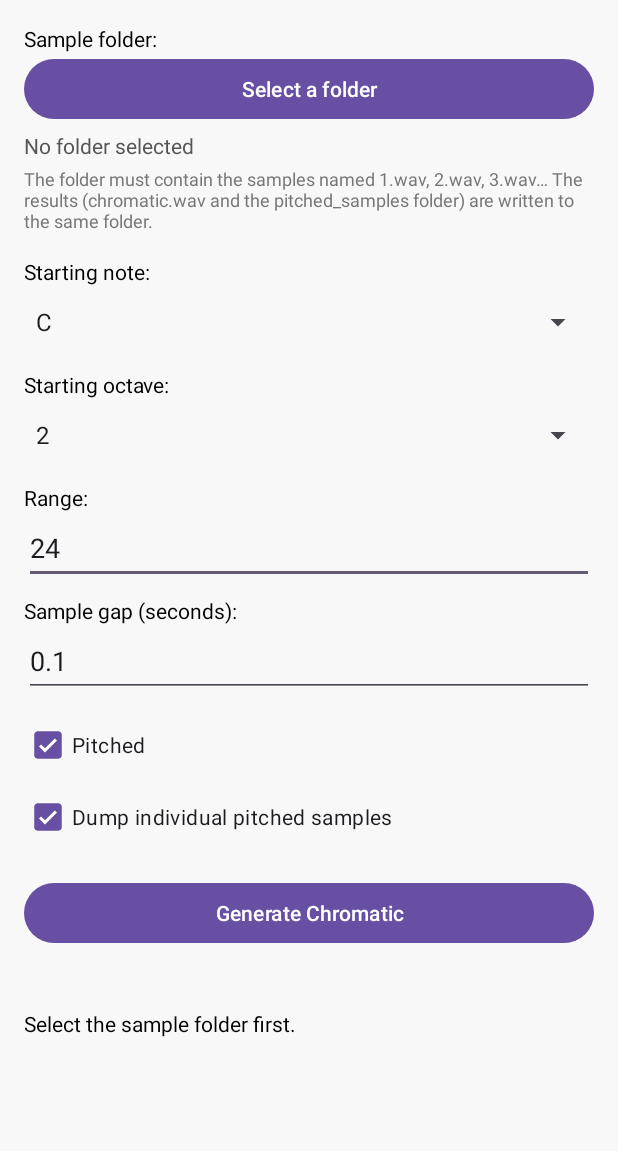
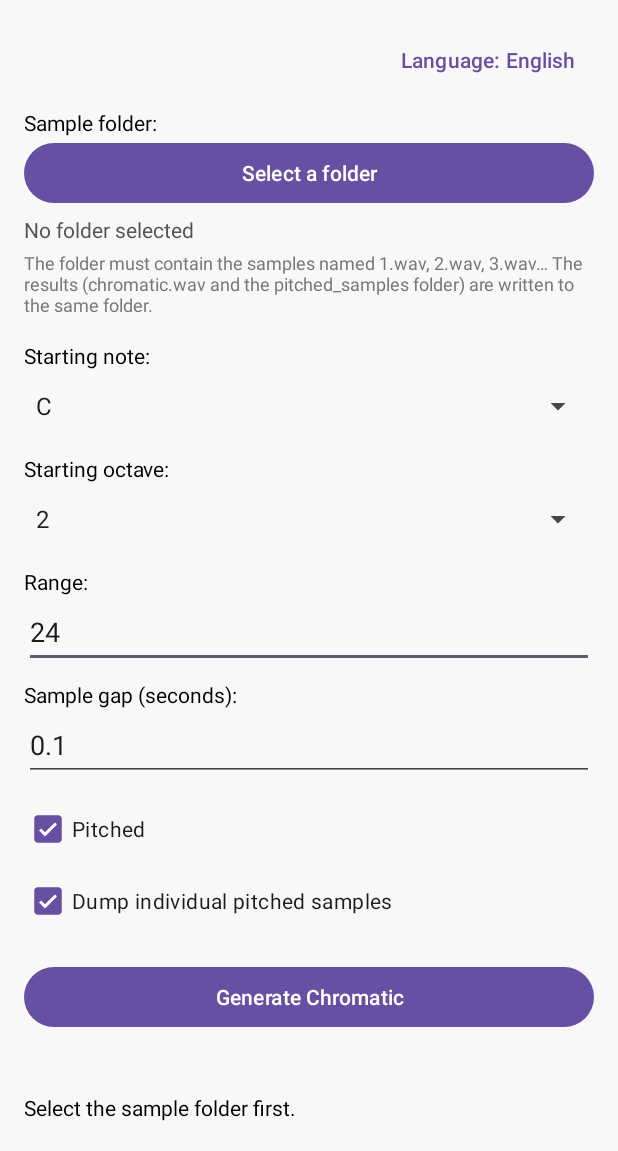
Before and after one commit to bichoelproxd/ChromaticScaleGeneratorAndroid, an Android app: the screen it shows after launch (MainActivity), after a tap on "Generate Chromatic", on a phone screen of 412 x 824 dp, the part 85-1236 px from its top. Run offline under Robolectric (Android 15) with nearby library versions, the phone set to English and light mode, and no system bars; 2 statements that could not run were skipped.

Commit message:
Selector de idioma al iniciar: English, Español, Português (Portugal) y Português (Brasil)
- Pantalla de eleccion de idioma la primera vez; boton "Idioma" para cambiarlo despues
- Cadenas en values (en), values-es, values-pt y values-pt-rBR
- Mensajes del motor y README en ingles
- La pantalla ya no se recrea al girar el telefono (no pierde el progreso)

Co-Authored-By: Claude Sonnet 5.5 <noreply@anthropic.com>
Claude-Session: https://claude.ai/code/session_01GE76HP9mMRkwmbVHBL4KGi

```diff
--- a/app/src/main/AndroidManifest.xml
+++ b/app/src/main/AndroidManifest.xml
@@ -4,6 +4,7 @@
     <!-- No hacen falta permisos: la carpeta de muestras se elige con el selector de carpetas de Android. -->
 
     <application
+        android:name=".ChromaticApp"
         android:allowBackup="true"
         android:icon="@mipmap/ic_launcher"
         android:label="@string/app_name"
@@ -13,6 +14,7 @@
         <activity
             android:name=".MainActivity"
             android:exported="true"
+            android:configChanges="orientation|screenSize|smallestScreenSize|screenLayout|keyboardHidden"
             android:windowSoftInputMode="adjustResize">
             <intent-filter>
                 <action android:name="android.intent.action.MAIN" />
--- /dev/null
+++ b/app/src/main/java/com/bichoelproxd/chromaticscalegenerator/ChromaticApp.kt
@@ -0,0 +1,11 @@
+package com.bichoelproxd.chromaticscalegenerator
+
+import android.app.Application
+
+class ChromaticApp : Application() {
+    override fun onCreate() {
+        super.onCreate()
+        // Aplicar el idioma elegido antes de que se cree ninguna pantalla
+        LanguageManager.applySaved(this)
+    }
+}
--- /dev/null
+++ b/app/src/main/java/com/bichoelproxd/chromaticscalegenerator/LanguageManager.kt
@@ -0,0 +1,72 @@
+package com.bichoelproxd.chromaticscalegenerator
+
+import android.content.Context
+import androidx.appcompat.app.AppCompatDelegate
+import androidx.core.os.LocaleListCompat
+import java.util.Locale
+
+/**
+ * Idioma de la app. Se elige la primera vez que se abre y se puede cambiar despues.
+ * Idiomas: ingles, espanol, portugues (Portugal) y portugues (Brasil).
+ */
+object LanguageManager {
+
+    class Language(
+        /** Etiqueta de idioma BCP 47 que usa Android (en, es, pt-PT, pt-BR). */
+        val tag: String,
+        /** Nombre del idioma escrito en ese mismo idioma. */
+        val nativeName: String,
+    )
+
+    val LANGUAGES = listOf(
+        Language("en", "English"),
+        Language("es", "Español"),
+        Language("pt-PT", "Português (Portugal)"),
+        Language("pt-BR", "Português (Brasil)"),
+    )
+
+    private const val PREFS = "app_prefs"
+    private const val KEY_LANGUAGE = "language_tag"
+
+    /** Idioma guardado, o null si todavia no se eligio ninguno. */
+    fun savedTag(context: Context): String? =
+        try {
+            context.getSharedPreferences(PREFS, Context.MODE_PRIVATE).getString(KEY_LANGUAGE, null)
+                ?.takeIf { tag -> LANGUAGES.any { it.tag == tag } }
+        } catch (_: Exception) {
+            null
+        }
+
+    /** Aplica el idioma guardado (se llama al arrancar el proceso). */
+    fun applySaved(context: Context) {
+        savedTag(context)?.let { setLocale(it) }
+    }
+
+    /** Guarda y aplica el idioma. AppCompat vuelve a crear la pantalla con las cadenas nuevas. */
+    fun choose(context: Context, tag: String) {
+        try {
+            context.getSharedPreferences(PREFS, Context.MODE_PRIVATE).edit().putString(KEY_LANGUAGE, tag).apply()
+        } catch (_: Exception) {
+            // Si no se puede guardar, el idioma igual se aplica en esta sesion.
+        }
+        setLocale(tag)
+    }
+
+    private fun setLocale(tag: String) {
+        AppCompatDelegate.setApplicationLocales(LocaleListCompat.forLanguageTags(tag))
+    }
+
+    /** Idioma de la lista que mejor coincide con el del telefono (para preseleccionarlo la primera vez). */
+    fun suggestedTag(): String {
+        val device = Locale.getDefault()
+        return when {
+            device.language == "es" -> "es"
+            device.language == "pt" && device.country.equals("BR", ignoreCase = true) -> "pt-BR"
+            device.language == "pt" -> "pt-PT"
+            else -> "en"
+        }
+    }
+
+    fun nativeNameOf(tag: String?): String =
+        LANGUAGES.firstOrNull { it.tag == tag }?.nativeName ?: LANGUAGES.first().nativeName
+}
--- a/app/src/main/java/com/bichoelproxd/chromaticscalegenerator/MainActivity.kt
+++ b/app/src/main/java/com/bichoelproxd/chromaticscalegenerator/MainActivity.kt
@@ -10,6 +10,7 @@ import androidx.appcompat.app.AppCompatActivity
 import androidx.core.view.ViewCompat
 import androidx.core.view.WindowInsetsCompat
 import com.bichoelproxd.chromaticscalegenerator.databinding.ActivityMainBinding
+import com.google.android.material.dialog.MaterialAlertDialogBuilder
 import java.io.File
 
 /** Pantalla principal: los mismos controles que la ventana de PC (app_ui.py). */
@@ -45,6 +46,15 @@ class MainActivity : AppCompatActivity() {
             this, android.R.layout.simple_spinner_dropdown_item, OCTAVES
         )
 
+        // Idioma: se pregunta la primera vez que se abre la app y se puede cambiar con el boton.
+        val currentLanguage = LanguageManager.savedTag(this) ?: LanguageManager.suggestedTag()
+        binding.languageButton.text =
+            getString(R.string.language) + ": " + LanguageManager.nativeNameOf(currentLanguage)
+        binding.languageButton.setOnClickListener { showLanguageDialog(cancelable = true) }
+        if (LanguageManager.savedTag(this) == null) {
+            showLanguageDialog(cancelable = false)
+        }
+
         binding.dirPicker.setOnClickListener { pickFolder.launch(treeUri) }
         binding.chromGenerate.setOnClickListener { generate() }
         binding.pitchedCheck.setOnCheckedChangeListener { _, checked ->
@@ -70,6 +80,21 @@ class MainActivity : AppCompatActivity() {
                 runOnUiThread { setStatus(getString(R.string.error_prefix, e.message ?: e.toString())) }
             }
         }
+    }
+
+    /** Lista de idiomas. AppCompat vuelve a crear la pantalla ya traducida al elegir uno. */
+    private fun showLanguageDialog(cancelable: Boolean) {
+        val current = LanguageManager.savedTag(this) ?: LanguageManager.suggestedTag()
+        val names = LanguageManager.LANGUAGES.map { it.nativeName }.toTypedArray()
+        val checked = LanguageManager.LANGUAGES.indexOfFirst { it.tag == current }.coerceAtLeast(0)
+        MaterialAlertDialogBuilder(this)
+            .setTitle(R.string.choose_language)
+            .setSingleChoiceItems(names, checked) { dialog, which ->
+                dialog.dismiss()
+                LanguageManager.choose(this, LanguageManager.LANGUAGES[which].tag)
+            }
+            .setCancelable(cancelable)
+            .show()
     }
 
     private fun onFolderPicked(uri: Uri) {
@@ -101,6 +126,7 @@ class MainActivity : AppCompatActivity() {
         busy = value
         binding.chromGenerate.isEnabled = !value
         binding.dirPicker.isEnabled = !value
+        binding.languageButton.isEnabled = !value
         binding.progressBar.visibility = if (value) View.VISIBLE else View.INVISIBLE
         if (value) {
             binding.progressBar.isIndeterminate = true
--- a/app/src/main/res/layout/activity_main.xml
+++ b/app/src/main/res/layout/activity_main.xml
@@ -23,6 +23,16 @@
             android:textColor="@android:color/black"
             android:textSize="24sp"
             android:textStyle="bold" />
+
+        <!-- Idioma (se puede cambiar en cualquier momento) -->
+        <com.google.android.material.button.MaterialButton
+            android:id="@+id/languageButton"
+            style="@style/Widget.Material3.Button.TextButton"
+            android:layout_width="wrap_content"
+            android:layout_height="wrap_content"
+            android:layout_gravity="end"
+            android:layout_marginBottom="8dp"
+            android:text="@string/language" />
 
         <!-- Carpeta de muestras -->
         <TextView
--- a/app/src/main/res/values/strings.xml
+++ b/app/src/main/res/values/strings.xml
@@ -1,6 +1,9 @@
 <?xml version="1.0" encoding="utf-8"?>
 <resources>
     <string name="app_name">Chromatic Scale Generator</string>
+    <string name="language">Language</string>
+    <!-- Shown the first time the app opens, before a language is chosen: same text in every language -->
+    <string name="choose_language" translatable="false">Choose your language / Elige tu idioma / Escolha o idioma</string>
     <string name="sample_folder">Sample folder:</string>
     <string name="select_folder">Select a folder</string>
     <string name="no_folder_selected">No folder selected</string>
```
Also changed, not shown: 6 other files.
